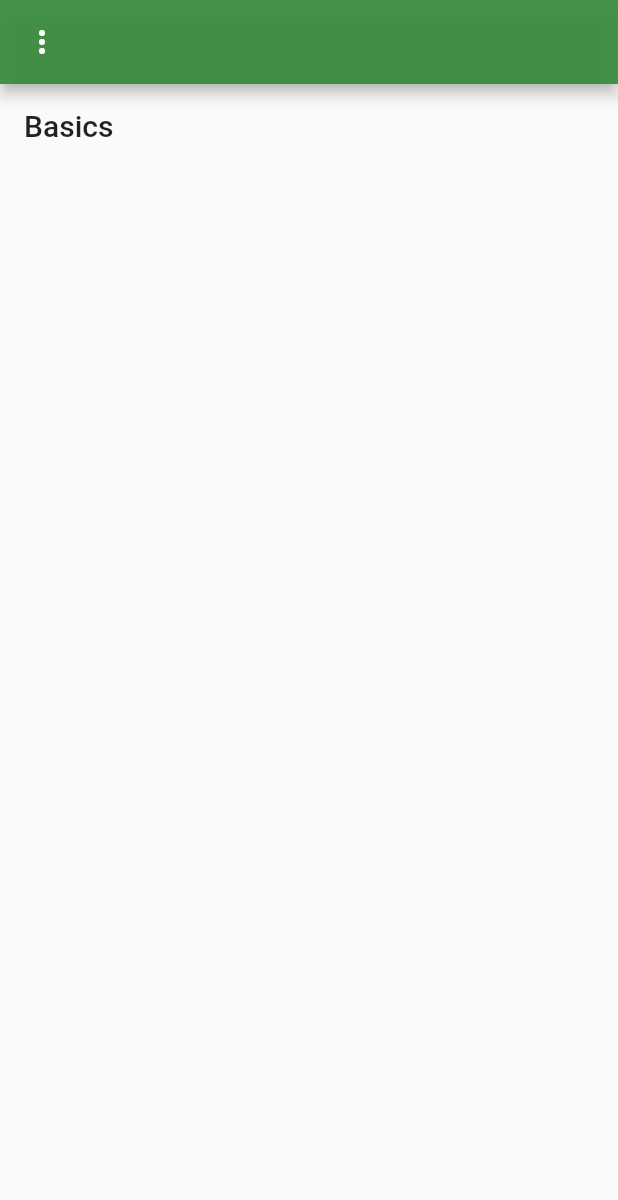
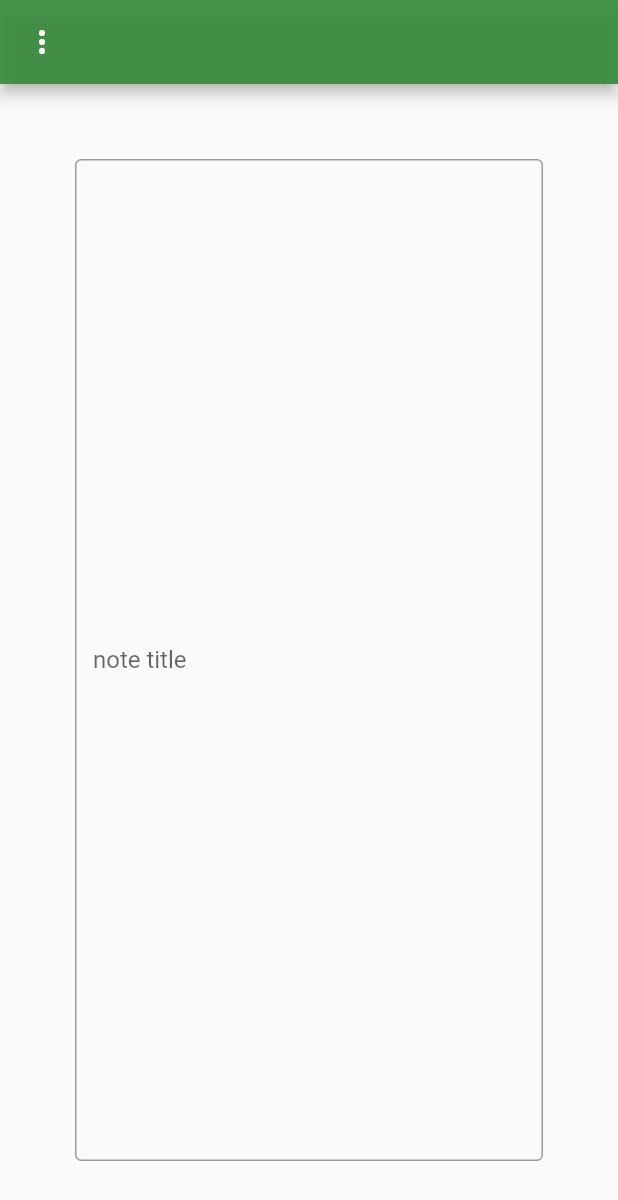
Before and after one commit to 2042Third/pdm-app, a Flutter app: the screen it shows after launch, on a phone screen of 412 x 824 dp. Shown: the top 1200 px of the screen. Run offline on Flutter 3.47's test engine with Material 2 defaults, Android fonts, the phone set to English and light mode, and no system bars.

Commit message:
added notepad

```diff
--- /dev/null
+++ b/lib/layout/editors.dart
@@ -0,0 +1,50 @@
+// ignore_for_file: prefer_const_constructors
+
+import 'package:flutter/material.dart';
+
+class Editors {
+
+  Widget textField1() {
+    return TextField(
+      keyboardType: TextInputType.multiline,
+      maxLines: null,
+    );
+  }
+
+  Widget textField2() {
+    return TextField(
+      // Alignment
+      textAlignVertical: TextAlignVertical.top ,
+
+      // Multiline
+      keyboardType: TextInputType.multiline,
+      maxLines: null,
+      expands: true,
+
+      // Behavior
+      autocorrect : false,
+      autofocus: false,
+
+      // Looks
+      decoration: InputDecoration(
+        border: OutlineInputBorder(),
+        labelText: 'note title',
+      ),
+    );
+  }
+
+  Widget textEdit() {
+    return Center(
+        child:
+            // Column(
+              // mainAxisAlignment: MainAxisAlignment.center,
+              // children: [
+                Container(
+                  padding: EdgeInsets.all(50.0) ,
+                  child: textField2()
+                )
+              // ]
+            // )
+          );
+  }
+}
--- a/lib/layout/homepage.dart
+++ b/lib/layout/homepage.dart
@@ -4,6 +4,7 @@ import 'package:flutter/cupertino.dart';
 import 'package:flutter/material.dart';
 import "buttons.dart";
 import "drawer.dart";
+import "editors.dart";
 
 class HomePage extends StatefulWidget {
   const HomePage({Key? key}) : super(key: key);
@@ -16,22 +17,29 @@ class _HomePage extends State<HomePage> {
   int _count = 0;
   GlobalKey<ScaffoldState> _key = GlobalKey();
   Appbar_more_button drawer_button = Appbar_more_button();
-  _HomePage (){
-    drawer_button.key = _key; // this is used for Appbar button to open the sidebar
+
+  Editors edt = Editors();
+
+  //
+  // Constructor
+  //
+  ///
+  _HomePage() {
+    drawer_button.key =
+        _key; // this is used for Appbar button to open the sidebar
   }
   // app-bar
   AppBar get_appbar() {
-
-    return AppBar(
-      leading: drawer_button.build()
-    );
+    return AppBar(leading: drawer_button.build());
   }
 
   // body
-  ListView get_body_views(headerStyle) {
+  Widget get_body_views(headerStyle) {
+    return edt.textEdit();
+
     return ListView(
       children: [
-        ListTile(title: Text('Basics', style: headerStyle)),
+        // ListTile(title: Text('Basics', style: headerStyle)),
       ],
     );
   }
@@ -49,7 +57,6 @@ class _HomePage extends State<HomePage> {
 
   @override
   Widget build(BuildContext context) {
-
     final TextStyle? headerStyle = Theme.of(context).textTheme.headline6;
     return get_home(headerStyle);
   }
--- a/pubspec.yaml
+++ b/pubspec.yaml
@@ -34,6 +34,7 @@ dependencies:
   # The following adds the Cupertino Icons font to your application.
   # Use with the CupertinoIcons class for iOS style icons.
   cupertino_icons: ^1.0.2
+  flutter_quill: ^4.1.1
 
 dev_dependencies:
   flutter_test:
```
Also changed, not shown: lib/temp/temp.txt (added, +12 -0 lines), pubspec.lock, 2 other files.
